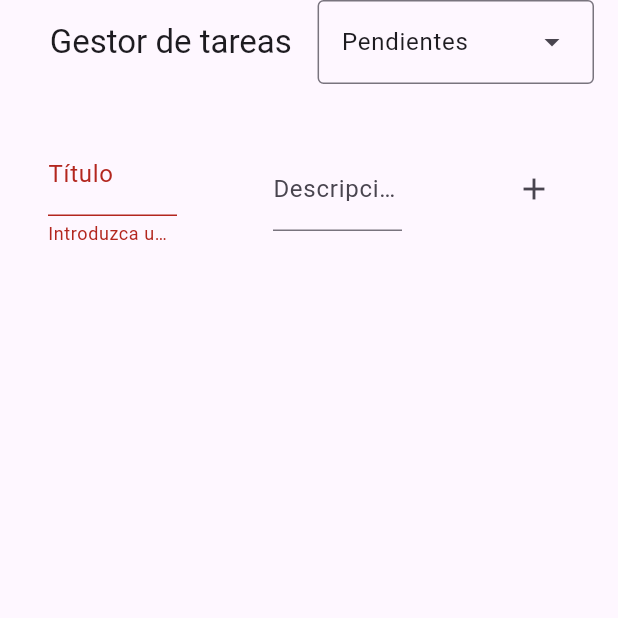
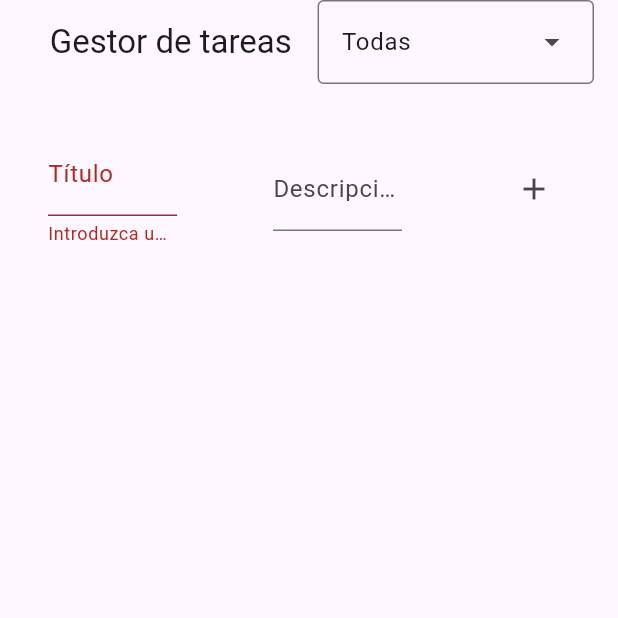
Before and after one commit to AngelChv/ejercicios_flutter2, a Flutter app: the TaskListView screen opened directly, after a tap on the "add" icon, on a phone screen of 412 x 824 dp, the top half of it. Run offline on Flutter 3.47's test engine with Material 3 defaults, Android fonts, the phone set to English and light mode, and no system bars; our stand-ins replace shared_preferences, sqflite_common_ffi; accounts and stored records are empty.

Commit message:
La lista de DropDownEntry está en el TaskFilter.

```diff
--- a/lib/ej34_gestor_tareas/model/task_filter.dart
+++ b/lib/ej34_gestor_tareas/model/task_filter.dart
@@ -1,13 +1,31 @@
 import 'package:ejercicios_flutter2/ej34_gestor_tareas/widgets/task_list_tile.dart';
+import 'package:flutter/material.dart';
 
 enum TaskFilter {
-  todo("Todas"),
+  todo("Pendientes"),
   made("Completadas"),
-  all("Pendientes");
+  all("Todas");
 
   final String label;
 
   const TaskFilter(this.label);
+
+  static List<DropdownMenuEntry> getMenuEntries() {
+    return [
+      DropdownMenuEntry(
+        value: TaskFilter.todo,
+        label: TaskFilter.todo.label,
+      ),
+      DropdownMenuEntry(
+        value: TaskFilter.made,
+        label: TaskFilter.made.label,
+      ),
+      DropdownMenuEntry(
+        value: TaskFilter.all,
+        label: TaskFilter.all.label,
+      ),
+    ];
+  }
 
   List<TaskListTile> Function(List<TaskListTile>) getFunction() {
     return switch (this) {
--- a/lib/ej34_gestor_tareas/views/task_list.dart
+++ b/lib/ej34_gestor_tareas/views/task_list.dart
@@ -7,21 +7,6 @@ import 'package:provider/provider.dart';
 import '../model/task_filter.dart';
 
 class TaskListView extends StatelessWidget {
-  static final entries = [
-    DropdownMenuEntry(
-      value: TaskFilter.todo,
-      label: TaskFilter.todo.label,
-    ),
-    DropdownMenuEntry(
-      value: TaskFilter.made,
-      label: TaskFilter.made.label,
-    ),
-    DropdownMenuEntry(
-      value: TaskFilter.all,
-      label: TaskFilter.all.label,
-    ),
-  ];
-
   const TaskListView({super.key});
 
   @override
@@ -36,7 +21,7 @@ class TaskListView extends StatelessWidget {
               onSelected: (taskFilter) {
                 context.read<TaskListProvider>().filter = taskFilter?.getFunction();
               },
-              dropdownMenuEntries: entries,
+              dropdownMenuEntries: TaskFilter.getMenuEntries(),
             ),
           ],
         ),
```
